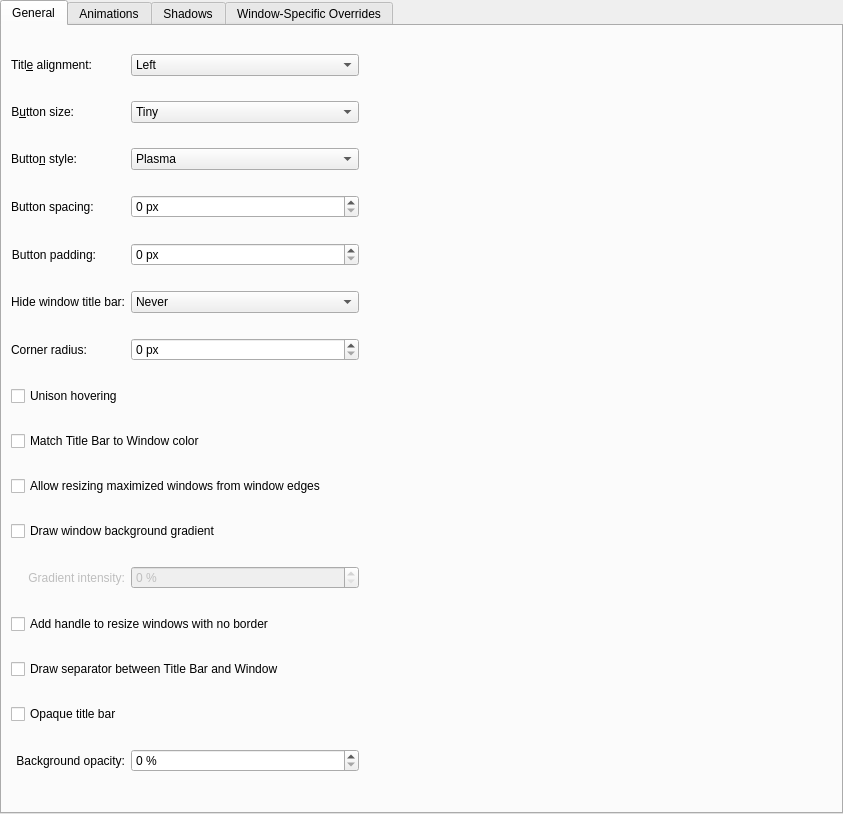
First picture: the form in config/ui/breezeconfigurationui.ui, repository kupiqu/SierraBreezeEnhanced, before the edit.
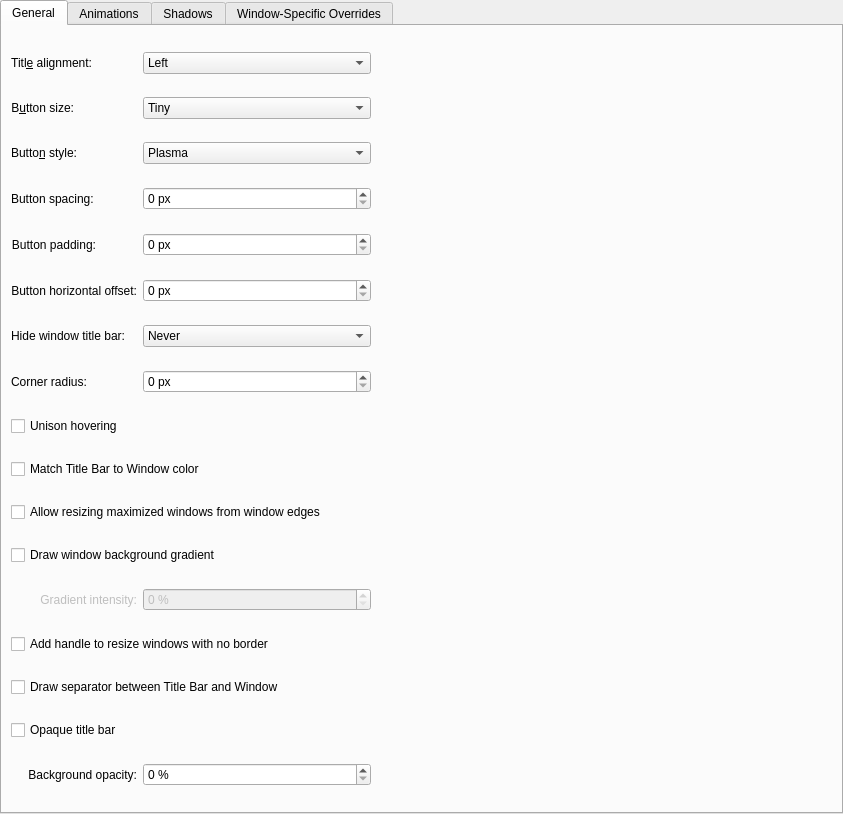
Second picture: the form after the edit. Custom widgets are drawn as their Qt base class.

Patch:
```diff
--- a/config/ui/breezeconfigurationui.ui
+++ b/config/ui/breezeconfigurationui.ui
@@ -33,7 +33,7 @@
        <string>General</string>
       </attribute>
       <layout class="QGridLayout" name="gridLayout_4">
-       <item row="7" column="1" colspan="4">
+       <item row="8" column="1" colspan="4">
         <widget class="QCheckBox" name="unisonHovering">
          <property name="text">
           <string>Unison hovering</string>
@@ -53,7 +53,7 @@
          </property>
         </widget>
        </item>
-       <item row="9" column="1" colspan="4">
+       <item row="10" column="1" colspan="4">
         <widget class="QCheckBox" name="drawBorderOnMaximizedWindows">
          <property name="text">
           <string>Allow resizing maximized windows from window edges</string>
@@ -70,7 +70,7 @@
          </property>
         </widget>
        </item>
-       <item row="6" column="1">
+       <item row="7" column="1">
         <widget class="QLabel" name="cornerRadiusLabel">
          <property name="text">
           <string>Corner radius:</string>
@@ -120,7 +120,7 @@
          </property>
         </widget>
        </item>
-       <item row="10" column="1" colspan="4">
+       <item row="11" column="1" colspan="4">
         <widget class="QCheckBox" name="drawBackgroundGradient">
          <property name="text">
           <string>Draw window background gradient</string>
@@ -170,6 +170,19 @@
          </property>
         </widget>
        </item>
+       <item row="5" column="1" alignment="Qt::AlignLeft">
+         <widget class="QLabel" name="buttonHOffsetLabel">
+           <property name="text">
+             <string>Button horizontal offset:</string>
+           </property>
+           <property name="alignment">
+             <set>Qt::AlignRight|Qt::AlignTrailing|Qt::AlignVCenter</set>
+           </property>
+           <property name="buddy">
+             <cstring>buttonHOffset</cstring>
+           </property>
+         </widget>
+       </item>
        <item row="1" column="2">
         <widget class="QComboBox" name="buttonSize">
          <item>
@@ -199,7 +212,7 @@
          </item>
         </widget>
        </item>
-       <item row="5" column="1" alignment="Qt::AlignLeft">
+       <item row="6" column="1" alignment="Qt::AlignLeft">
         <widget class="QLabel" name="label_14">
          <property name="text">
           <string>Hide window title bar:</string>
@@ -235,7 +248,7 @@
          </property>
         </spacer>
        </item>
-       <item row="5" column="2">
+       <item row="6" column="2">
         <widget class="QComboBox" name="hideTitleBar">
          <item>
           <property name="text">
@@ -333,7 +346,7 @@
          </item>
         </widget>
        </item>
-       <item row="6" column="2">
+       <item row="7" column="2">
         <widget class="QSpinBox" name="cornerRadiusSpinBox">
          <property name="suffix">
           <string> px</string>
@@ -387,6 +400,19 @@
          </property>
         </widget>
        </item>
+       <item row="5" column="2">
+         <widget class="QSpinBox" name="buttonHOffset">
+           <property name="enabled">
+             <bool>true</bool>
+           </property>
+           <property name="suffix">
+             <string> px</string>
+           </property>
+           <property name="maximum">
+             <number>50</number>
+           </property>
+         </widget>
+       </item>
        <item row="2" column="1" alignment="Qt::AlignLeft">
         <widget class="QLabel" name="label_8">
          <property name="text">
@@ -400,7 +426,7 @@
          </property>
         </widget>
        </item>
-       <item row="8" column="1" colspan="4">
+       <item row="9" column="1" colspan="4">
         <widget class="QCheckBox" name="matchColorForTitleBar">
          <property name="text">
           <string>Match Title Bar to Window color</string>
```
Left out of the diff: 1 changed line with no effect on the pictures.
